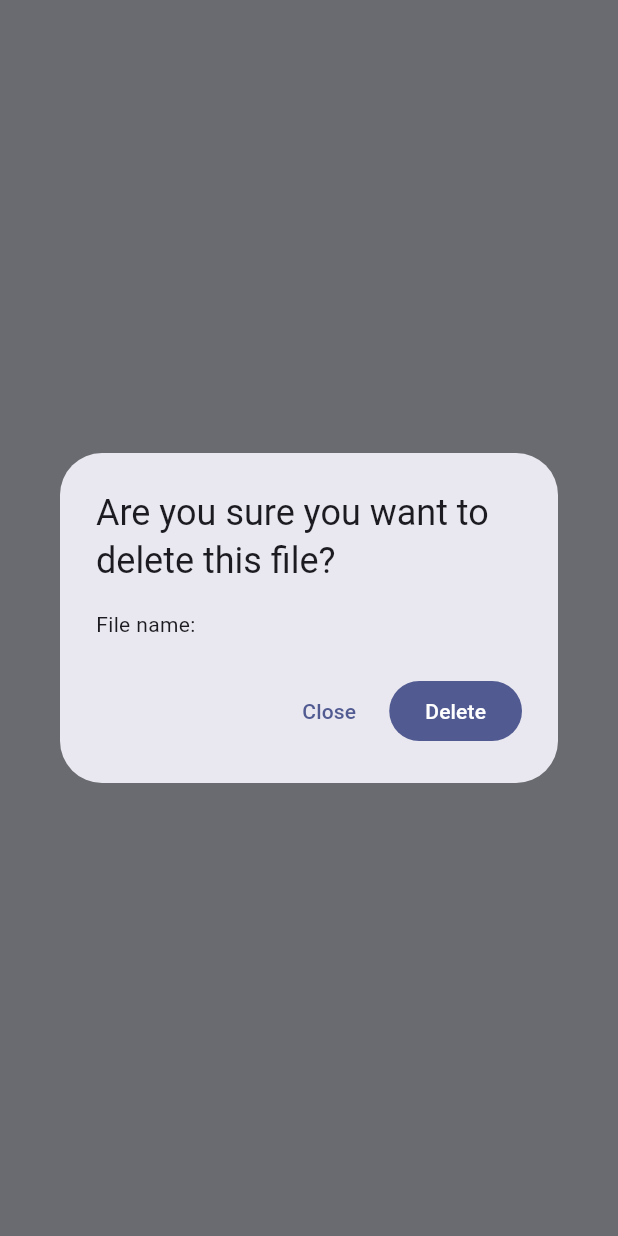
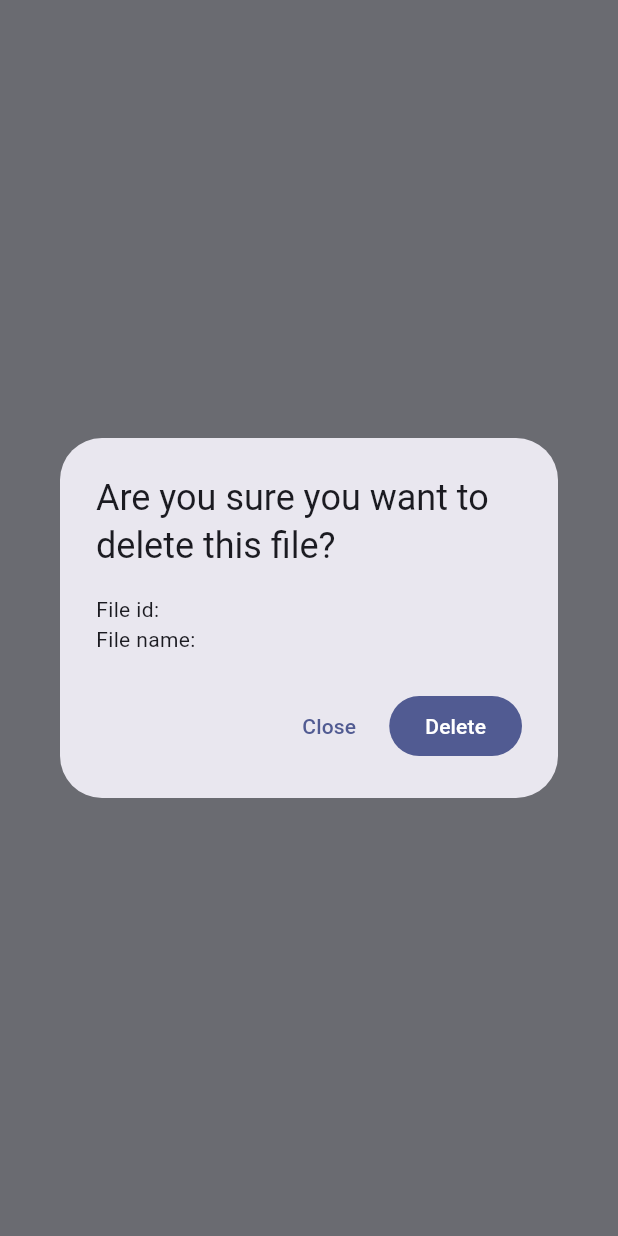
Before and after one commit to awesomeosep/refrigerator, a Flutter app: what showDeleteImagePopup() shows on an empty page, opened directly with empty values, on a phone screen of 412 x 824 dp. Run offline on Flutter 3.47's test engine with Material 3 defaults, Android fonts, the phone set to English and light mode, and no system bars; our stand-ins replace flutter_colorpicker, image_picker, screenshot; missing offline and left inert: crop_image.

Commit message:
Small home page edits

```diff
--- a/lib/edit_popups/delete_file.dart
+++ b/lib/edit_popups/delete_file.dart
@@ -1,7 +1,7 @@
 import 'package:drawing_app/utils/files.dart';
 import 'package:flutter/material.dart';
 
-Future<void> showDeleteImagePopup(BuildContext context, String fileId, String imageFileExtension) async {
+Future<void> showDeleteImagePopup(BuildContext context, String fileId, String fileName, String imageFileExtension) async {
   return showDialog<void>(
     context: context,
     barrierDismissible: true,
@@ -9,7 +9,14 @@ Future<void> showDeleteImagePopup(BuildContext context, String fileId, String im
       return AlertDialog(
         title: const Text("Are you sure you want to delete this file?"),
         content: StatefulBuilder(builder: (BuildContext context, StateSetter setState) {
-          return Text("File name: $fileId");
+          return Column(
+            mainAxisSize: MainAxisSize.min,
+            crossAxisAlignment: CrossAxisAlignment.start,
+            children: [
+              Text("File id: $fileId"),
+              Text("File name: $fileName"),
+            ],
+          );
         }),
         actions: <Widget>[
           TextButton(
--- a/lib/home.dart
+++ b/lib/home.dart
@@ -70,9 +70,10 @@ class _HomePageState extends State<HomePage> {
               padding: const EdgeInsets.all(16),
               child: Column(crossAxisAlignment: CrossAxisAlignment.start, children: [
                 Row(
+                  mainAxisAlignment: MainAxisAlignment.spaceBetween,
                   crossAxisAlignment: CrossAxisAlignment.center,
                   children: [
-                    const Text("Uploaded Images", style: TextStyle(fontSize: 22)),
+                    const Text("Your Images", style: TextStyle(fontSize: 22)),
                     const SizedBox(width: 8),
                     IconButton(
                         onPressed: () {
@@ -100,6 +101,7 @@ class _HomePageState extends State<HomePage> {
                                 SizedBox(width: double.maxFinite, child: Image.file(File(files[index].path))),
                                 const SizedBox(height: 8),
                                 Text(fileData[files.indexOf(files[index])].name),
+                                const SizedBox(height: 4),
                                 Row(
                                   mainAxisAlignment: MainAxisAlignment.center,
                                   children: [
@@ -114,7 +116,7 @@ class _HomePageState extends State<HomePage> {
                                     const SizedBox(width: 4),
                                     IconButton(
                                         onPressed: () {
-                                          showDeleteImagePopup(context, fileData[files.indexOf(files[index])].id,
+                                          showDeleteImagePopup(context, fileData[files.indexOf(files[index])].id, fileData[files.indexOf(files[index])].name,
                                                   p.extension(files[index].path))
                                               .then((e) {
                                             firstLoad();
```
